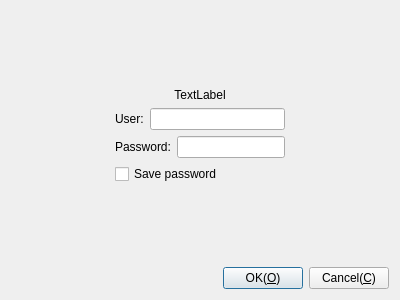
This is Plugins/TigerVnc/Client/DlgGetUserPasswordTigerVNC.ui in KangLin/RabbitRemoteControl as Qt 5 draws it before an edit. The edited form follows.
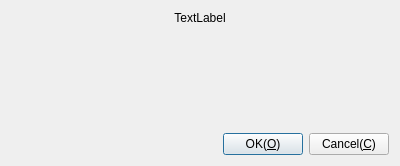
This is the edited form. Custom widgets are drawn as their Qt base class.

Patch:
```diff
--- a/Plugins/TigerVnc/Client/DlgGetUserPasswordTigerVNC.ui
+++ b/Plugins/TigerVnc/Client/DlgGetUserPasswordTigerVNC.ui
@@ -7,14 +7,40 @@
     <x>0</x>
     <y>0</y>
     <width>400</width>
-    <height>300</height>
+    <height>166</height>
    </rect>
   </property>
   <property name="windowTitle">
    <string>Input password</string>
   </property>
   <layout class="QGridLayout" name="gridLayout">
-   <item row="4" column="0">
+   <item row="0" column="0">
+    <widget class="QLabel" name="lbText">
+     <property name="text">
+      <string>TextLabel</string>
+     </property>
+     <property name="alignment">
+      <set>Qt::AlignCenter</set>
+     </property>
+    </widget>
+   </item>
+   <item row="1" column="0">
+    <widget class="CParameterUserUI" name="wUser" native="true"/>
+   </item>
+   <item row="2" column="0">
+    <spacer name="verticalSpacer">
+     <property name="orientation">
+      <enum>Qt::Vertical</enum>
+     </property>
+     <property name="sizeHint" stdset="0">
+      <size>
+       <width>20</width>
+       <height>73</height>
+      </size>
+     </property>
+    </spacer>
+   </item>
+   <item row="3" column="0">
     <layout class="QHBoxLayout" name="horizontalLayout">
      <item>
       <spacer name="horizontalSpacer_3">
@@ -34,6 +60,9 @@
        <property name="text">
         <string>OK(&amp;O)</string>
        </property>
+       <property name="default">
+        <bool>true</bool>
+       </property>
       </widget>
      </item>
      <item>
@@ -45,117 +74,16 @@
      </item>
     </layout>
    </item>
-   <item row="0" column="0">
-    <spacer name="verticalSpacer_2">
-     <property name="orientation">
-      <enum>Qt::Vertical</enum>
-     </property>
-     <property name="sizeHint" stdset="0">
-      <size>
-       <width>20</width>
-       <height>75</height>
-      </size>
-     </property>
-    </spacer>
-   </item>
-   <item row="3" column="0">
-    <spacer name="verticalSpacer">
-     <property name="orientation">
-      <enum>Qt::Vertical</enum>
-     </property>
-     <property name="sizeHint" stdset="0">
-      <size>
-       <width>20</width>
-       <height>73</height>
-      </size>
-     </property>
-    </spacer>
-   </item>
-   <item row="2" column="0">
-    <layout class="QHBoxLayout" name="horizontalLayout_5">
-     <item>
-      <spacer name="horizontalSpacer">
-       <property name="orientation">
-        <enum>Qt::Horizontal</enum>
-       </property>
-       <property name="sizeHint" stdset="0">
-        <size>
-         <width>82</width>
-         <height>20</height>
-        </size>
-       </property>
-      </spacer>
-     </item>
-     <item>
-      <layout class="QVBoxLayout" name="verticalLayout">
-       <item>
-        <layout class="QHBoxLayout" name="horizontalLayout_3">
-         <item>
-          <widget class="QLabel" name="label_2">
-           <property name="text">
-            <string>User:</string>
-           </property>
-          </widget>
-         </item>
-         <item>
-          <widget class="QLineEdit" name="leUser"/>
-         </item>
-        </layout>
-       </item>
-       <item>
-        <layout class="QHBoxLayout" name="horizontalLayout_2">
-         <item>
-          <widget class="QLabel" name="label_3">
-           <property name="text">
-            <string>Password:</string>
-           </property>
-          </widget>
-         </item>
-         <item>
-          <widget class="QLineEdit" name="lePassword">
-           <property name="echoMode">
-            <enum>QLineEdit::Password</enum>
-           </property>
-          </widget>
-         </item>
-        </layout>
-       </item>
-       <item>
-        <widget class="QCheckBox" name="cbSavePassword">
-         <property name="text">
-          <string>Save password</string>
-         </property>
-        </widget>
-       </item>
-      </layout>
-     </item>
-     <item>
-      <spacer name="horizontalSpacer_2">
-       <property name="orientation">
-        <enum>Qt::Horizontal</enum>
-       </property>
-       <property name="sizeHint" stdset="0">
-        <size>
-         <width>82</width>
-         <height>20</height>
-        </size>
-       </property>
-      </spacer>
-     </item>
-    </layout>
-   </item>
-   <item row="1" column="0">
-    <widget class="QLabel" name="lbText">
-     <property name="text">
-      <string>TextLabel</string>
-     </property>
-     <property name="alignment">
-      <set>Qt::AlignCenter</set>
-     </property>
-    </widget>
-   </item>
-  </layout>
- </widget>
+  </layout>
+ </widget>
+ <customwidgets>
+  <customwidget>
+   <class>CParameterUserUI</class>
+   <extends>QWidget</extends>
+   <header location="global">ParameterUserUI.h</header>
+   <container>1</container>
+  </customwidget>
+ </customwidgets>
  <resources/>
  <connections/>
 </ui>
```
